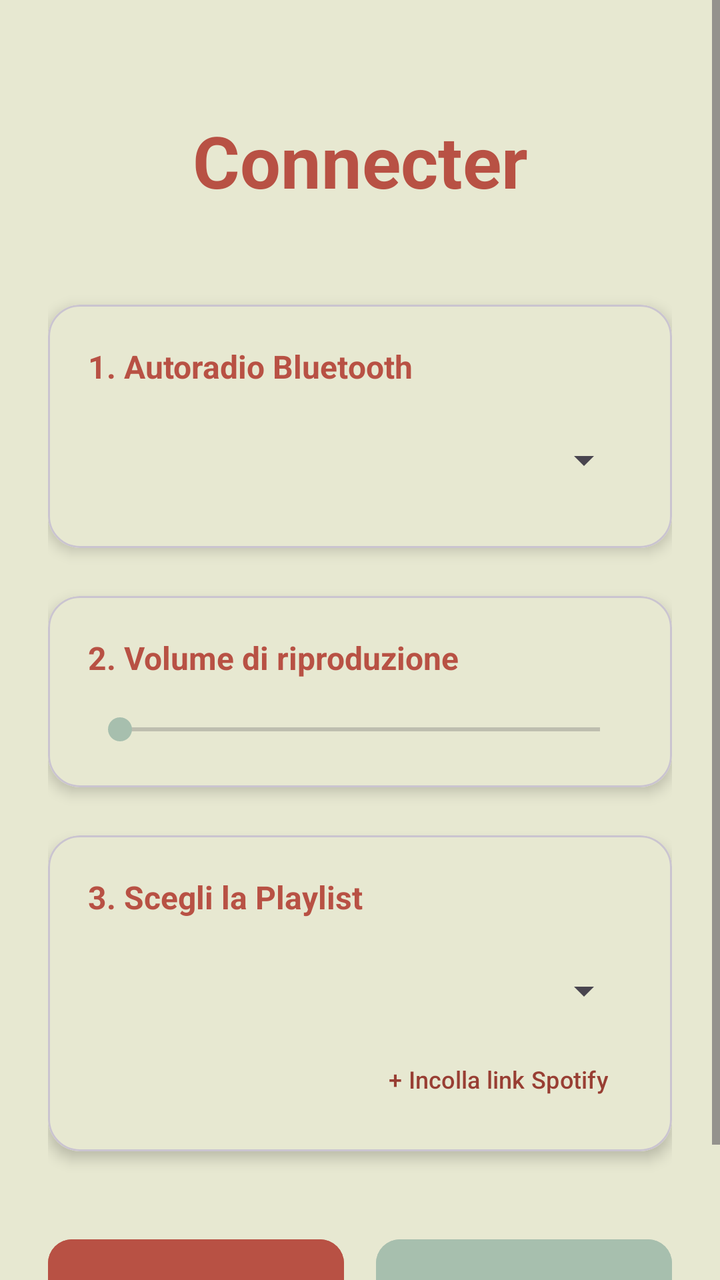
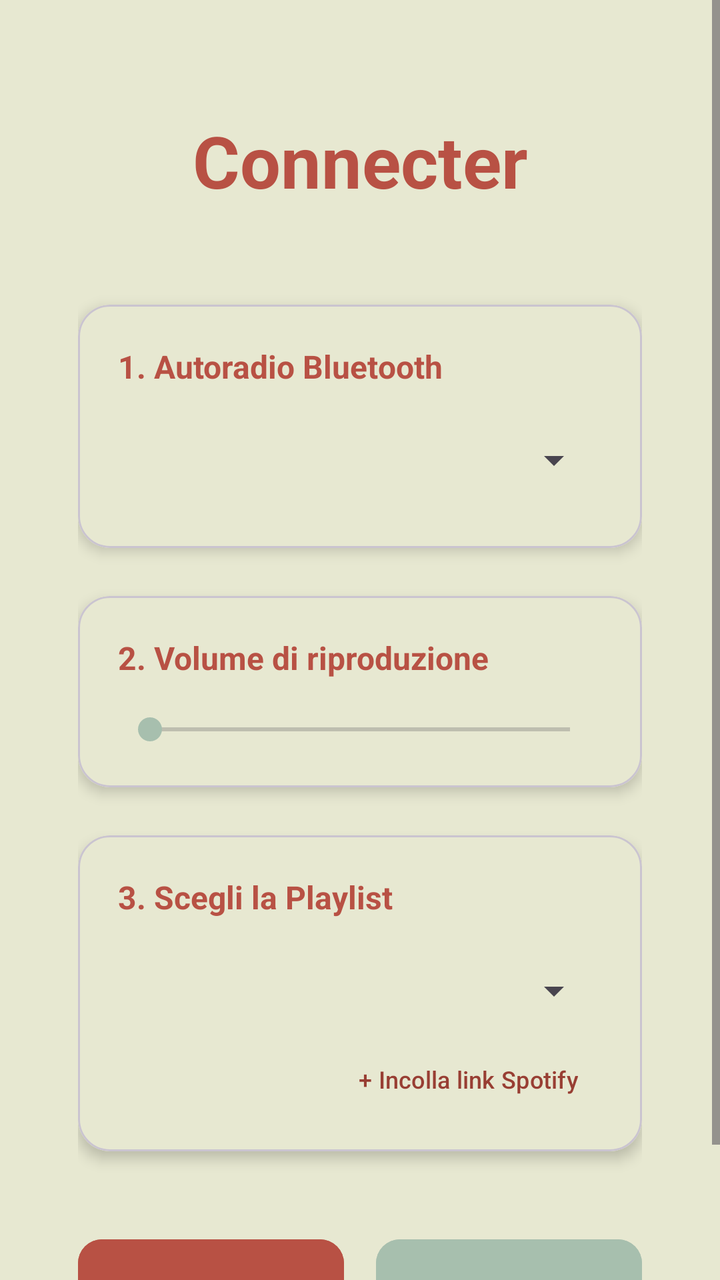

An Android layout rendered at two revisions. The XML below is the earlier revision; the diff shows what the commit changed to produce the second picture.
<!-- AndroidManifest.xml: application theme Theme.Connecter -->
<!-- res/layout/activity_main.xml -->
<?xml version="1.0" encoding="utf-8"?>
<ScrollView xmlns:android="http://schemas.android.com/apk/res/android"
    xmlns:app="http://schemas.android.com/apk/res-auto"
    xmlns:tools="http://schemas.android.com/tools"
    android:layout_width="match_parent"
    android:layout_height="match_parent"
    android:fillViewport="true"
    android:background="?android:attr/colorBackground">

    <LinearLayout
        android:id="@+id/main"
        android:layout_width="match_parent"
        android:layout_height="wrap_content"
        android:orientation="vertical"
        android:padding="24dp"
        tools:context=".MainActivity">

        <TextView
            android:layout_width="match_parent"
            android:layout_height="wrap_content"
            android:text="Connecter"
            android:textSize="36sp"
            android:textStyle="bold"
            android:gravity="center"
            android:textColor="?attr/colorPrimary"
            android:layout_marginTop="32dp"
            android:layout_marginBottom="48dp" />

        <com.google.android.material.card.MaterialCardView
            android:layout_width="match_parent"
            android:layout_height="wrap_content"
            android:layout_marginBottom="24dp"
            app:cardCornerRadius="16dp"
            app:cardElevation="4dp">

            <LinearLayout
                android:layout_width="match_parent"
                android:layout_height="wrap_content"
                android:orientation="vertical"
                android:padding="20dp"
                android:background="?attr/colorSurface">

                <TextView
                    android:layout_width="match_parent"
                    android:layout_height="wrap_content"
                    android:text="1. Autoradio Bluetooth"
                    android:textSize="16sp"
                    android:textStyle="bold"
                    android:textColor="?attr/colorPrimary" />

                <Spinner
                    android:id="@+id/spinner"
                    android:layout_width="match_parent"
                    android:layout_height="wrap_content"
                    android:minHeight="48dp"
                    android:layout_marginTop="12dp" />

            </LinearLayout>
        </com.google.android.material.card.MaterialCardView>

        <com.google.android.material.card.MaterialCardView
            android:layout_width="match_parent"
            android:layout_height="wrap_content"
            android:layout_marginBottom="24dp"
            app:cardCornerRadius="16dp"
            app:cardElevation="4dp">

            <LinearLayout
                android:layout_width="match_parent"
                android:layout_height="wrap_content"
                android:orientation="vertical"
                android:padding="20dp"
                android:background="?attr/colorSurface">

                <TextView
                    android:layout_width="match_parent"
                    android:layout_height="wrap_content"
                    android:text="2. Volume di riproduzione"
                    android:textSize="16sp"
                    android:textStyle="bold"
                    android:textColor="?attr/colorPrimary" />

                <SeekBar
                    android:id="@+id/seekBar"
                    android:layout_width="match_parent"
                    android:layout_height="wrap_content"
                    android:layout_marginTop="16dp" />

            </LinearLayout>
        </com.google.android.material.card.MaterialCardView>

        <com.google.android.material.card.MaterialCardView
            android:layout_width="match_parent"
            android:layout_height="wrap_content"
            android:layout_marginBottom="40dp"
            app:cardCornerRadius="16dp"
            app:cardElevation="4dp">

            <LinearLayout
                android:layout_width="match_parent"
                android:layout_height="wrap_content"
                android:orientation="vertical"
                android:padding="20dp"
                android:background="?attr/colorSurface">

                <TextView
                    android:layout_width="match_parent"
                    android:layout_height="wrap_content"
                    android:text="3. Scegli la Playlist"
                    android:textSize="16sp"
                    android:textStyle="bold"
                    android:textColor="?attr/colorPrimary" />

                <Spinner
                    android:id="@+id/spinnerPlaylist"
                    android:layout_width="match_parent"
                    android:layout_height="wrap_content"
                    android:minHeight="48dp"
                    android:layout_marginTop="12dp" />
                    
                <Button
                    android:id="@+id/btnAddCustomPlaylist"
                    style="?attr/borderlessButtonStyle"
                    android:layout_width="wrap_content"
                    android:layout_height="wrap_content"
                    android:layout_gravity="end"
                    android:text="+ Incolla link Spotify"
                    android:textColor="?attr/colorPrimaryVariant"
                    android:textSize="12sp"
                    android:layout_marginTop="4dp"
                    android:minHeight="0dp"
                    android:paddingTop="8dp"
                    android:paddingBottom="8dp" />

            </LinearLayout>
        </com.google.android.material.card.MaterialCardView>

        
        <Space
            android:layout_width="match_parent"
            android:layout_height="0dp"
            android:layout_weight="1" />

        <LinearLayout
            android:layout_width="match_parent"
            android:layout_height="wrap_content"
            android:orientation="horizontal"
            android:weightSum="2"
            android:layout_marginBottom="16dp">

            <com.google.android.material.button.MaterialButton
                android:id="@+id/btnStartService"
                android:layout_width="0dp"
                android:layout_height="60dp"
                android:layout_weight="1"
                android:layout_marginEnd="8dp"
                android:text="Attiva"
                app:cornerRadius="12dp"
                android:backgroundTint="?attr/colorPrimary" />

            <com.google.android.material.button.MaterialButton
                android:id="@+id/btnStopService"
                android:layout_width="0dp"
                android:layout_height="60dp"
                android:layout_weight="1"
                android:layout_marginStart="8dp"
                android:text="Disattiva"
                app:cornerRadius="12dp"
                android:backgroundTint="?attr/colorSecondary"
                android:textColor="?attr/colorOnSecondary" />

        </LinearLayout>
    </LinearLayout>
</ScrollView>
<!-- resources referenced by this layout -->
<resources>
  <style name="Theme.Connecter" parent="Base.Theme.Connecter" />
  <style name="Base.Theme.Connecter" parent="Theme.Material3.DayNight.NoActionBar">
          
          <item name="colorPrimary">@color/primary</item>
          <item name="colorPrimaryVariant">@color/primary_dark</item>
          <item name="colorOnPrimary">@color/white</item>
          <item name="android:colorBackground">@color/background_app</item>
          <item name="colorSurface">@color/background_app</item>
          <item name="colorOnSurface">@color/text_dark</item>
          <item name="colorSecondary">@color/accent_green</item>
          <item name="colorOnSecondary">@color/text_dark</item>
      </style>
  <color name="primary">#b85144</color>
  <color name="primary_dark">#983e33</color>
  <color name="white">#FFFFFFFF</color>
  <color name="background_app">#e7e8d1</color>
  <color name="text_dark">#2c2c2c</color>
  <color name="accent_green">#a7bfae</color>
</resources>

<!-- the commit's change to res/layout/activity_main.xml (unified diff, before → after) -->
@@ -11,6 +11,8 @@
         android:id="@+id/main"
         android:layout_width="match_parent"
         android:layout_height="wrap_content"
+        android:layout_marginLeft="15dp"
+        android:layout_marginRight="15dp"
         android:orientation="vertical"
         android:padding="24dp"
         tools:context=".MainActivity">
@@ -18,13 +20,13 @@
         <TextView
             android:layout_width="match_parent"
             android:layout_height="wrap_content"
+            android:layout_marginTop="32dp"
+            android:layout_marginBottom="48dp"
+            android:gravity="center"
             android:text="Connecter"
+            android:textColor="?attr/colorPrimary"
             android:textSize="36sp"
-            android:textStyle="bold"
-            android:gravity="center"
-            android:textColor="?attr/colorPrimary"
-            android:layout_marginTop="32dp"
-            android:layout_marginBottom="48dp" />
+            android:textStyle="bold" />
 
         <com.google.android.material.card.MaterialCardView
             android:layout_width="match_parent"
@@ -36,24 +38,24 @@
             <LinearLayout
                 android:layout_width="match_parent"
                 android:layout_height="wrap_content"
+                android:background="?attr/colorSurface"
                 android:orientation="vertical"
-                android:padding="20dp"
-                android:background="?attr/colorSurface">
+                android:padding="20dp">
 
                 <TextView
                     android:layout_width="match_parent"
                     android:layout_height="wrap_content"
                     android:text="1. Autoradio Bluetooth"
+                    android:textColor="?attr/colorPrimary"
                     android:textSize="16sp"
-                    android:textStyle="bold"
-                    android:textColor="?attr/colorPrimary" />
+                    android:textStyle="bold" />
 
                 <Spinner
                     android:id="@+id/spinner"
                     android:layout_width="match_parent"
                     android:layout_height="wrap_content"
-                    android:minHeight="48dp"
-                    android:layout_marginTop="12dp" />
+                    android:layout_marginTop="12dp"
+                    android:minHeight="48dp" />
 
             </LinearLayout>
         </com.google.android.material.card.MaterialCardView>
@@ -68,17 +70,17 @@
             <LinearLayout
                 android:layout_width="match_parent"
                 android:layout_height="wrap_content"
+                android:background="?attr/colorSurface"
                 android:orientation="vertical"
-                android:padding="20dp"
-                android:background="?attr/colorSurface">
+                android:padding="20dp">
 
                 <TextView
                     android:layout_width="match_parent"
                     android:layout_height="wrap_content"
                     android:text="2. Volume di riproduzione"
+                    android:textColor="?attr/colorPrimary"
                     android:textSize="16sp"
-                    android:textStyle="bold"
-                    android:textColor="?attr/colorPrimary" />
+                    android:textStyle="bold" />
 
                 <SeekBar
                     android:id="@+id/seekBar"
@@ -99,38 +101,38 @@
             <LinearLayout
                 android:layout_width="match_parent"
                 android:layout_height="wrap_content"
+                android:background="?attr/colorSurface"
                 android:orientation="vertical"
-                android:padding="20dp"
-                android:background="?attr/colorSurface">
+                android:padding="20dp">
 
                 <TextView
                     android:layout_width="match_parent"
                     android:layout_height="wrap_content"
                     android:text="3. Scegli la Playlist"
+                    android:textColor="?attr/colorPrimary"
                     android:textSize="16sp"
-                    android:textStyle="bold"
-                    android:textColor="?attr/colorPrimary" />
+                    android:textStyle="bold" />
 
                 <Spinner
                     android:id="@+id/spinnerPlaylist"
                     android:layout_width="match_parent"
                     android:layout_height="wrap_content"
-                    android:minHeight="48dp"
-                    android:layout_marginTop="12dp" />
-                    
+                    android:layout_marginTop="12dp"
+                    android:minHeight="48dp" />
+
                 <Button
                     android:id="@+id/btnAddCustomPlaylist"
                     style="?attr/borderlessButtonStyle"
                     android:layout_width="wrap_content"
                     android:layout_height="wrap_content"
                     android:layout_gravity="end"
-                    android:text="+ Incolla link Spotify"
-                    android:textColor="?attr/colorPrimaryVariant"
-                    android:textSize="12sp"
                     android:layout_marginTop="4dp"
                     android:minHeight="0dp"
                     android:paddingTop="8dp"
-                    android:paddingBottom="8dp" />
+                    android:paddingBottom="8dp"
+                    android:text="+ Incolla link Spotify"
+                    android:textColor="?attr/colorPrimaryVariant"
+                    android:textSize="12sp" />
 
             </LinearLayout>
         </com.google.android.material.card.MaterialCardView>
@@ -144,30 +146,30 @@
         <LinearLayout
             android:layout_width="match_parent"
             android:layout_height="wrap_content"
+            android:layout_marginBottom="16dp"
             android:orientation="horizontal"
-            android:weightSum="2"
-            android:layout_marginBottom="16dp">
+            android:weightSum="2">
 
             <com.google.android.material.button.MaterialButton
                 android:id="@+id/btnStartService"
                 android:layout_width="0dp"
                 android:layout_height="60dp"
+                android:layout_marginEnd="8dp"
                 android:layout_weight="1"
-                android:layout_marginEnd="8dp"
+                android:backgroundTint="?attr/colorPrimary"
                 android:text="Attiva"
-                app:cornerRadius="12dp"
-                android:backgroundTint="?attr/colorPrimary" />
+                app:cornerRadius="12dp" />
 
             <com.google.android.material.button.MaterialButton
                 android:id="@+id/btnStopService"
                 android:layout_width="0dp"
                 android:layout_height="60dp"
+                android:layout_marginStart="8dp"
                 android:layout_weight="1"
-                android:layout_marginStart="8dp"
+                android:backgroundTint="?attr/colorSecondary"
                 android:text="Disattiva"
-                app:cornerRadius="12dp"
-                android:backgroundTint="?attr/colorSecondary"
-                android:textColor="?attr/colorOnSecondary" />
+                android:textColor="?attr/colorOnSecondary"
+                app:cornerRadius="12dp" />
 
         </LinearLayout>
     </LinearLayout>
